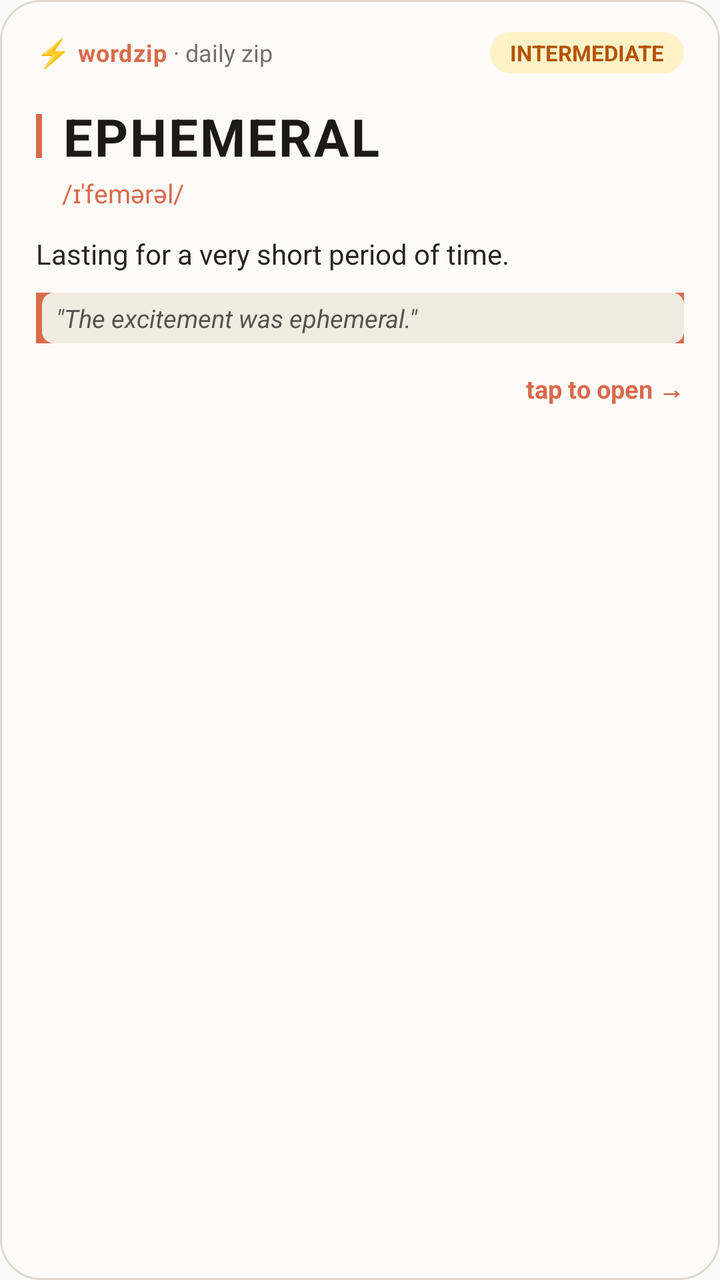
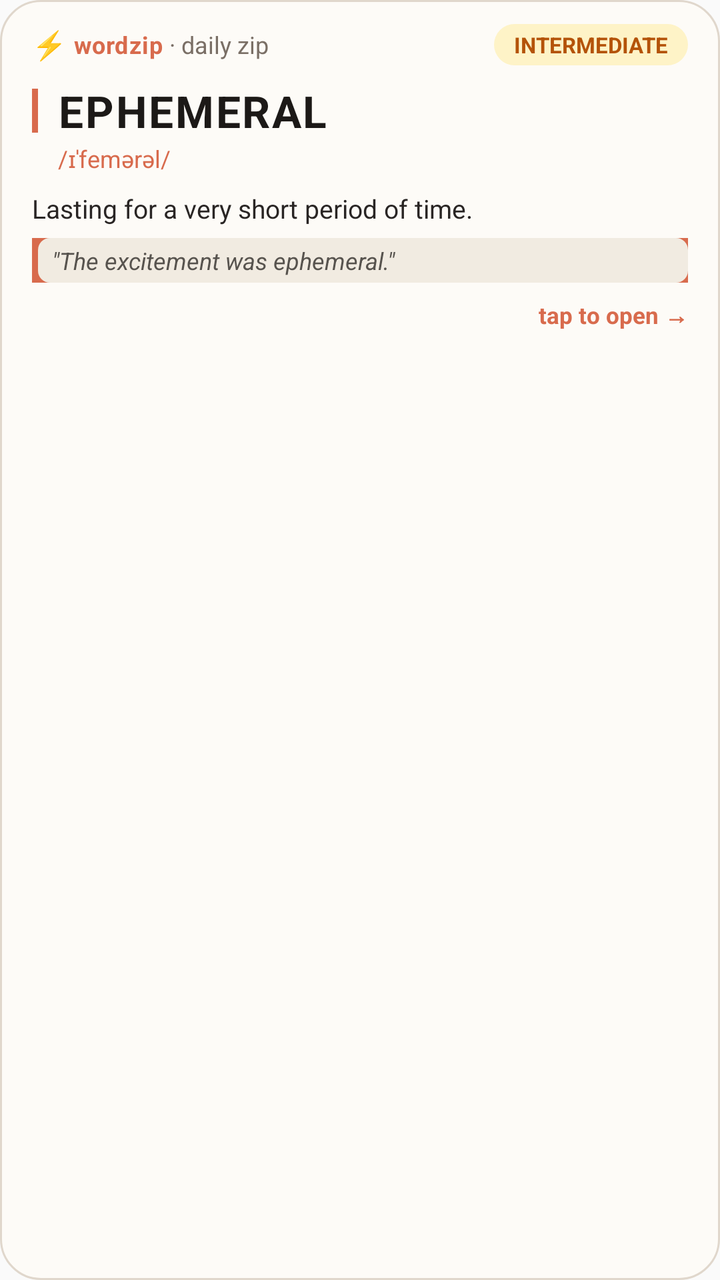

Two renders of the same Android screen: before a commit and after it. Below are the layout's source before the change and the commit's diff.
<!-- AndroidManifest.xml: application theme Theme.WordZip -->
<!-- res/layout/notification_word_expanded_light.xml -->
<?xml version="1.0" encoding="utf-8"?>
<LinearLayout xmlns:android="http://schemas.android.com/apk/res/android"
    android:layout_width="match_parent"
    android:layout_height="wrap_content"
    android:background="@drawable/notification_card_bg_light"
    android:orientation="vertical"
    android:paddingHorizontal="18dp"
    android:paddingVertical="16dp">

    
    <RelativeLayout
        android:layout_width="match_parent"
        android:layout_height="wrap_content"
        android:gravity="center_vertical">

        <LinearLayout
            android:layout_width="wrap_content"
            android:layout_height="wrap_content"
            android:layout_alignParentStart="true"
            android:layout_centerVertical="true"
            android:gravity="center_vertical"
            android:orientation="horizontal">

            <TextView
                android:layout_width="wrap_content"
                android:layout_height="wrap_content"
                android:text="⚡ "
                android:textColor="#D86B4D"
                android:textSize="14sp" />

            <TextView
                android:layout_width="wrap_content"
                android:layout_height="wrap_content"
                android:letterSpacing="0.03"
                android:text="wordzip"
                android:textColor="#D86B4D"
                android:textSize="12sp"
                android:textStyle="bold" />

            <TextView
                android:layout_width="wrap_content"
                android:layout_height="wrap_content"
                android:text=" · daily zip"
                android:textColor="#7A6F66"
                android:textSize="12sp" />
        </LinearLayout>

        <TextView
            android:id="@+id/notification_difficulty_badge"
            android:layout_width="wrap_content"
            android:layout_height="wrap_content"
            android:layout_alignParentEnd="true"
            android:layout_centerVertical="true"
            android:background="@drawable/badge_intermediate_light"
            android:paddingHorizontal="10dp"
            android:paddingVertical="3dp"
            android:text="INTERMEDIATE"
            android:textColor="#B45309"
            android:textSize="11sp"
            android:textStyle="bold" />
    </RelativeLayout>

    
    <LinearLayout
        android:layout_width="match_parent"
        android:layout_height="wrap_content"
        android:layout_marginTop="14dp"
        android:orientation="vertical">

        <LinearLayout
            android:layout_width="match_parent"
            android:layout_height="wrap_content"
            android:gravity="center_vertical"
            android:orientation="horizontal">

            
            <FrameLayout
                android:layout_width="3dp"
                android:layout_height="22dp"
                android:background="#D86B4D" />

            <TextView
                android:id="@+id/notification_word_title"
                android:layout_width="match_parent"
                android:layout_height="wrap_content"
                android:layout_marginStart="10dp"
                android:letterSpacing="0.04"
                android:text="EPHEMERAL"
                android:textColor="#1C1917"
                android:textSize="26sp"
                android:textStyle="bold" />
        </LinearLayout>

        
        <TextView
            android:id="@+id/notification_pronunciation"
            android:layout_width="match_parent"
            android:layout_height="wrap_content"
            android:layout_marginStart="13dp"
            android:layout_marginTop="2dp"
            android:text="/ɪˈfemərəl/"
            android:textColor="#D86B4D"
            android:textSize="13sp" />
    </LinearLayout>

    
    <TextView
        android:id="@+id/notification_definition"
        android:layout_width="match_parent"
        android:layout_height="wrap_content"
        android:layout_marginTop="12dp"
        android:lineSpacingMultiplier="1.25"
        android:text="Lasting for a very short period of time."
        android:textColor="#292524"
        android:textSize="14sp" />

    
    <LinearLayout
        android:layout_width="match_parent"
        android:layout_height="wrap_content"
        android:layout_marginTop="10dp"
        android:background="@drawable/notification_quote_bg_light"
        android:paddingStart="10dp"
        android:paddingVertical="4dp"
        android:orientation="vertical">

        <TextView
            android:id="@+id/notification_example"
            android:layout_width="match_parent"
            android:layout_height="wrap_content"
            android:lineSpacingMultiplier="1.25"
            android:text="&quot;The excitement was ephemeral.&quot;"
            android:textColor="#57534E"
            android:textSize="12.5sp"
            android:textStyle="italic" />
    </LinearLayout>

    
    <RelativeLayout
        android:layout_width="match_parent"
        android:layout_height="wrap_content"
        android:layout_marginTop="14dp">

        <TextView
            android:layout_width="wrap_content"
            android:layout_height="wrap_content"
            android:layout_alignParentEnd="true"
            android:layout_centerVertical="true"
            android:text="tap to open →"
            android:textColor="#D86B4D"
            android:textSize="12.5sp"
            android:textStyle="bold" />
    </RelativeLayout>

</LinearLayout>
<!-- resources referenced by this layout -->
<resources>
  <!-- drawable badge_intermediate_light (drawable) -->
  <?xml version="1.0" encoding="utf-8"?>
  <shape xmlns:android="http://schemas.android.com/apk/res/android"
      android:shape="rectangle">
      <solid android:color="#FEF3C7" />
      <corners android:radius="50dp" />
  </shape>
  <!-- drawable notification_card_bg_light (drawable) -->
  <?xml version="1.0" encoding="utf-8"?>
  <shape xmlns:android="http://schemas.android.com/apk/res/android"
      android:shape="rectangle">
      <solid android:color="#FDFBF7" />
      <corners android:radius="20dp" />
      <stroke
          android:width="1dp"
          android:color="#E0D7CC" />
  </shape>
  <!-- drawable notification_quote_bg_light (drawable) -->
  <?xml version="1.0" encoding="utf-8"?>
  <layer-list xmlns:android="http://schemas.android.com/apk/res/android">
      <item>
          <shape android:shape="rectangle">
              <solid android:color="#D86B4D" />
              <size android:width="3dp" />
          </shape>
      </item>
      <item android:left="3dp">
          <shape android:shape="rectangle">
              <solid android:color="#F1EBE1" />
              <corners android:radius="6dp" />
          </shape>
      </item>
  </layer-list>
  <style name="Theme.WordZip" parent="android:Theme.Material.Light.NoActionBar" />
</resources>

<!-- the commit's change to res/layout/notification_word_expanded_light.xml (unified diff, before → after) -->
@@ -4,8 +4,9 @@
     android:layout_height="wrap_content"
     android:background="@drawable/notification_card_bg_light"
     android:orientation="vertical"
-    android:paddingHorizontal="18dp"
-    android:paddingVertical="16dp">
+    android:paddingHorizontal="16dp"
+    android:paddingTop="12dp"
+    android:paddingBottom="10dp">
 
     
     <RelativeLayout
@@ -64,7 +65,7 @@
     <LinearLayout
         android:layout_width="match_parent"
         android:layout_height="wrap_content"
-        android:layout_marginTop="14dp"
+        android:layout_marginTop="8dp"
         android:orientation="vertical">
 
         <LinearLayout
@@ -87,7 +88,7 @@
                 android:letterSpacing="0.04"
                 android:text="EPHEMERAL"
                 android:textColor="#1C1917"
-                android:textSize="26sp"
+                android:textSize="22sp"
                 android:textStyle="bold" />
         </LinearLayout>
 
@@ -97,10 +98,10 @@
             android:layout_width="match_parent"
             android:layout_height="wrap_content"
             android:layout_marginStart="13dp"
-            android:layout_marginTop="2dp"
+            android:layout_marginTop="1dp"
             android:text="/ɪˈfemərəl/"
             android:textColor="#D86B4D"
-            android:textSize="13sp" />
+            android:textSize="12sp" />
     </LinearLayout>
 
     
@@ -108,30 +109,34 @@
         android:id="@+id/notification_definition"
         android:layout_width="match_parent"
         android:layout_height="wrap_content"
-        android:layout_marginTop="12dp"
-        android:lineSpacingMultiplier="1.25"
+        android:layout_marginTop="8dp"
+        android:lineSpacingMultiplier="1.2"
+        android:maxLines="3"
+        android:ellipsize="end"
         android:text="Lasting for a very short period of time."
         android:textColor="#292524"
-        android:textSize="14sp" />
+        android:textSize="13sp" />
 
     
     <LinearLayout
         android:layout_width="match_parent"
         android:layout_height="wrap_content"
-        android:layout_marginTop="10dp"
+        android:layout_marginTop="6dp"
         android:background="@drawable/notification_quote_bg_light"
         android:paddingStart="10dp"
-        android:paddingVertical="4dp"
+        android:paddingVertical="3dp"
         android:orientation="vertical">
 
         <TextView
             android:id="@+id/notification_example"
             android:layout_width="match_parent"
             android:layout_height="wrap_content"
-            android:lineSpacingMultiplier="1.25"
+            android:lineSpacingMultiplier="1.2"
+            android:maxLines="2"
+            android:ellipsize="end"
             android:text="&quot;The excitement was ephemeral.&quot;"
             android:textColor="#57534E"
-            android:textSize="12.5sp"
+            android:textSize="12sp"
             android:textStyle="italic" />
     </LinearLayout>
 
@@ -139,7 +144,7 @@
     <RelativeLayout
         android:layout_width="match_parent"
         android:layout_height="wrap_content"
-        android:layout_marginTop="14dp">
+        android:layout_marginTop="8dp">
 
         <TextView
             android:layout_width="wrap_content"
@@ -148,7 +153,7 @@
             android:layout_centerVertical="true"
             android:text="tap to open →"
             android:textColor="#D86B4D"
-            android:textSize="12.5sp"
+            android:textSize="11.5sp"
             android:textStyle="bold" />
     </RelativeLayout>
 
